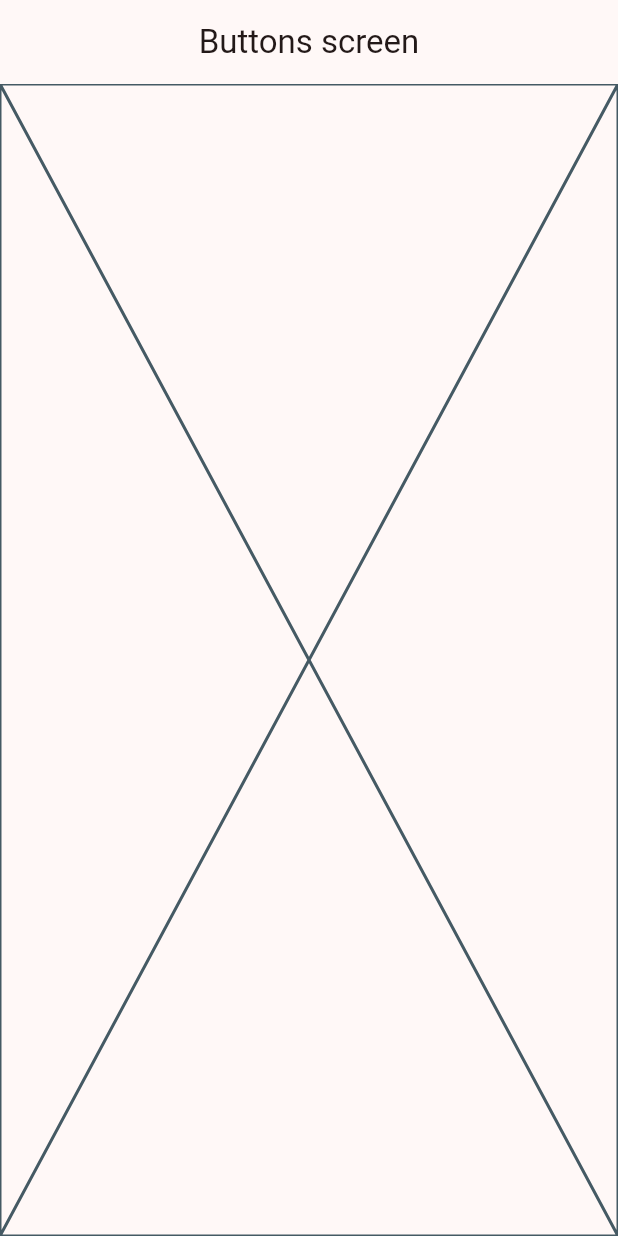
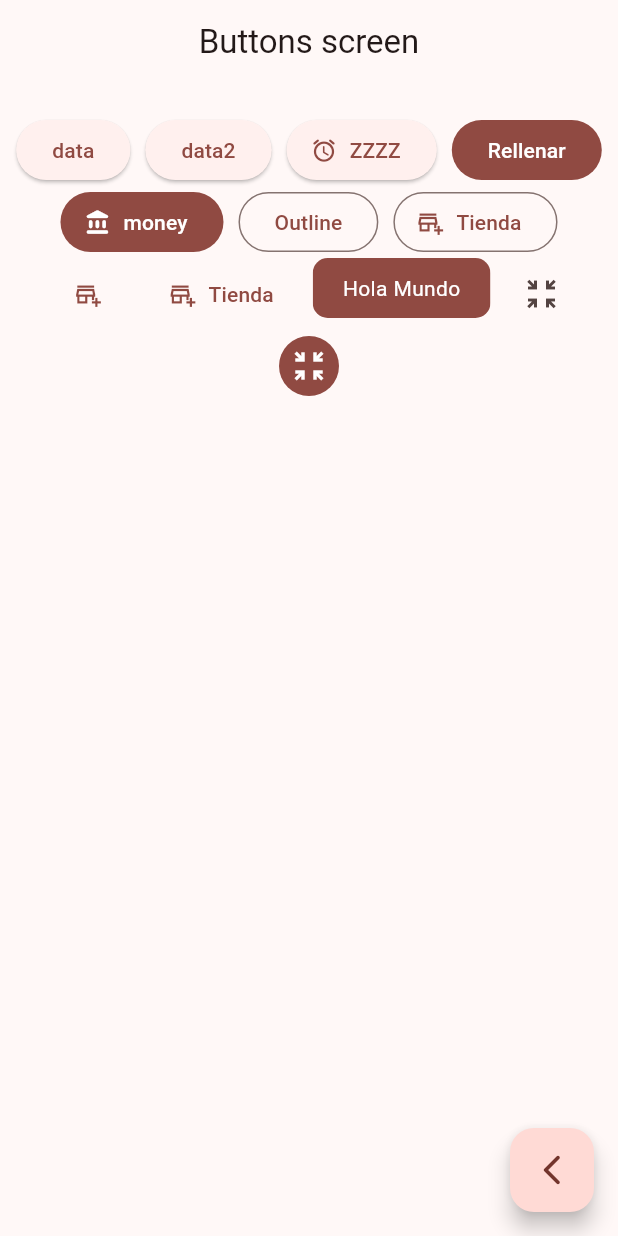
Before and after one commit to Gaan21/Flutter, a Flutter app: the ButtonsScreen screen opened by its route, on a phone screen of 412 x 824 dp. Run offline on Flutter 3.47's test engine with Material 2 defaults, Android fonts, the light colour scheme and no system bars; our stand-ins replace animate_do, dio, go_router, video_player.

Commit message:
Botones generericos y uno personalizado

```diff
--- a/widgets_app/lib/config/menu/menu_items.dart
+++ b/widgets_app/lib/config/menu/menu_items.dart
@@ -1,15 +1,19 @@
 import 'package:flutter/material.dart';
+import 'package:widgets_app/presentation/screens/buttons/buttons_screen.dart';
+import 'package:widgets_app/presentation/screens/cards/cards_screen.dart';
 
 class MenuItem {
   final String title;
   final String subtitle;
   final String link;
+  final String nombreRuta;
   final IconData icon;
 
   const MenuItem({
     required this.title,
     required this.subtitle,
     required this.link,
+    required this.nombreRuta,
     required this.icon,
   });
 }
@@ -19,12 +23,14 @@ const appMenuItems = <MenuItem>[
     title: "Botones",
     subtitle: "Varios botones en Flutter",
     link: "/buttons",
+    nombreRuta: ButtonsScreen.name,
     icon: Icons.smart_button_outlined,
   ),
   MenuItem(
     title: "Tarjetas",
     subtitle: "Contenedor estilizado",
     link: "/cards",
+    nombreRuta: CardsScreen.name,
     icon: Icons.credit_card,
   ),
 ];
--- a/widgets_app/lib/config/router/app_router.dart
+++ b/widgets_app/lib/config/router/app_router.dart
@@ -7,14 +7,17 @@ final appRouter = GoRouter(
   routes: [
     GoRoute(
       path: "/",
+      name: HomeScreen.name,
       builder: (context, state) => const HomeScreen(),
     ),
     GoRoute(
       path: "/cards",
+      name: CardsScreen.name,
       builder: (context, state) => const CardsScreen(),
     ),
     GoRoute(
       path: "/buttons",
+      name: ButtonsScreen.name,
       builder: (context, state) => const ButtonsScreen(),
     ),
   ],
--- a/widgets_app/lib/presentation/screens/buttons/buttons_screen.dart
+++ b/widgets_app/lib/presentation/screens/buttons/buttons_screen.dart
@@ -1,6 +1,9 @@
 import 'package:flutter/material.dart';
+import 'package:go_router/go_router.dart';
 
 class ButtonsScreen extends StatelessWidget {
+  static const String name = "buttons_screen";
+
   const ButtonsScreen({super.key});
 
   @override
@@ -9,7 +12,119 @@ class ButtonsScreen extends StatelessWidget {
       appBar: AppBar(
         title: const Text("Buttons screen"),
       ),
-      body: const Placeholder(),
+      body: const _ButtonsView(),
+      floatingActionButton: FloatingActionButton(
+        onPressed: () {
+          context.pop();
+        },
+        child: const Icon(Icons.arrow_back_ios_new_rounded),
+      ),
     );
   }
 }
+
+class _ButtonsView extends StatelessWidget {
+  const _ButtonsView();
+
+  @override
+  Widget build(BuildContext context) {
+    final colors = Theme.of(context).colorScheme;
+
+    return SizedBox(
+      width: double.infinity,
+      child: Padding(
+        padding: const EdgeInsets.symmetric(
+          horizontal: 10,
+          vertical: 20,
+        ),
+        child: Wrap(
+          alignment: WrapAlignment.center,
+          spacing: 10,
+          children: [
+            ElevatedButton(
+              onPressed: () {},
+              child: const Text("data"),
+            ),
+            ElevatedButton(
+              onPressed: () {},
+              child: const Text("data2"),
+            ),
+            ElevatedButton.icon(
+              onPressed: () {},
+              icon: const Icon(Icons.access_alarm_rounded),
+              label: const Text("ZZZZ"),
+            ),
+            FilledButton(
+              onPressed: () {},
+              child: const Text("Rellenar"),
+            ),
+            FilledButton.icon(
+              onPressed: () {},
+              icon: const Icon(Icons.account_balance_rounded),
+              label: const Text("money"),
+            ),
+            OutlinedButton(
+              onPressed: () {},
+              child: const Text("Outline"),
+            ),
+            OutlinedButton.icon(
+              onPressed: () {},
+              icon: const Icon(Icons.add_business_outlined),
+              label: const Text("Tienda"),
+            ),
+            TextButton(
+              onPressed: () {},
+              child: const Icon(Icons.add_business_outlined),
+            ),
+            TextButton.icon(
+              onPressed: () {},
+              icon: const Icon(Icons.add_business_outlined),
+              label: const Text("Tienda"),
+            ),
+            const CustomButton(),
+            IconButton(
+              onPressed: () {},
+              icon: const Icon(Icons.zoom_in_map_outlined),
+            ),
+            IconButton(
+              onPressed: () {},
+              icon: const Icon(Icons.zoom_in_map_outlined),
+              style: ButtonStyle(
+                backgroundColor: MaterialStatePropertyAll(colors.primary),
+                iconColor: const MaterialStatePropertyAll(
+                  Colors.white,
+                ),
+              ),
+            ),
+          ],
+        ),
+      ),
+    );
+  }
+}
+
+class CustomButton extends StatelessWidget {
+  const CustomButton({super.key});
+
+  @override
+  Widget build(BuildContext context) {
+    final ColorScheme colors = Theme.of(context).colorScheme;
+
+    return ClipRRect(
+      borderRadius: BorderRadius.circular(10),
+      child: Material(
+        color: colors.primary,
+        child: InkWell(
+          onTap: () {},
+          child: const Padding(
+            padding: EdgeInsets.symmetric(horizontal: 20, vertical: 10),
+            child: Text(
+              "Hola Mundo",
+              style: TextStyle(color: Colors.white),
+            ),
+          ),
+        ),
+      ),
+    );
+  }
+}
--- a/widgets_app/lib/presentation/screens/cards/cards_screen.dart
+++ b/widgets_app/lib/presentation/screens/cards/cards_screen.dart
@@ -1,6 +1,8 @@
 import 'package:flutter/material.dart';
 
 class CardsScreen extends StatelessWidget {
+  static const String name = "cards_screen";
+
   const CardsScreen({super.key});
 
   @override
--- a/widgets_app/lib/presentation/screens/home/home_screen.dart
+++ b/widgets_app/lib/presentation/screens/home/home_screen.dart
@@ -3,6 +3,8 @@ import 'package:go_router/go_router.dart';
 import 'package:widgets_app/config/menu/menu_items.dart';
 
 class HomeScreen extends StatelessWidget {
+  static const String name = "home_screen";
+
   const HomeScreen({super.key});
 
   @override
@@ -62,7 +64,9 @@ class _CustomListTile extends StatelessWidget {
 
         /* Navigator.pushNamed(context, menuItem.link); */
 
-        context.push(menuItem.link);
+        //context.push(menuItem.link);
+
+        context.pushNamed(menuItem.nombreRuta);
       },
     );
   }
```
